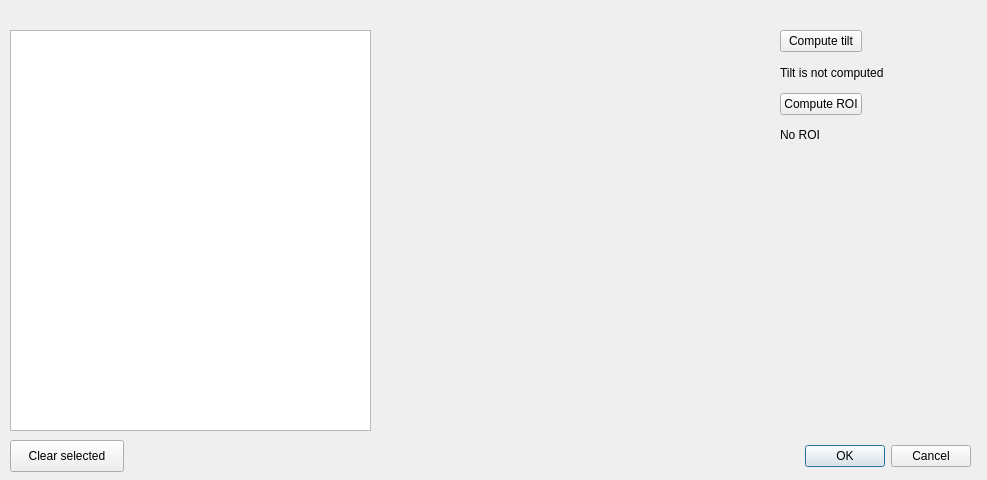
Above: src/muhrec3/viewgeometrylistdialog.ui from neutronimaging/imagingsuite before the change. Below: the same form after it.
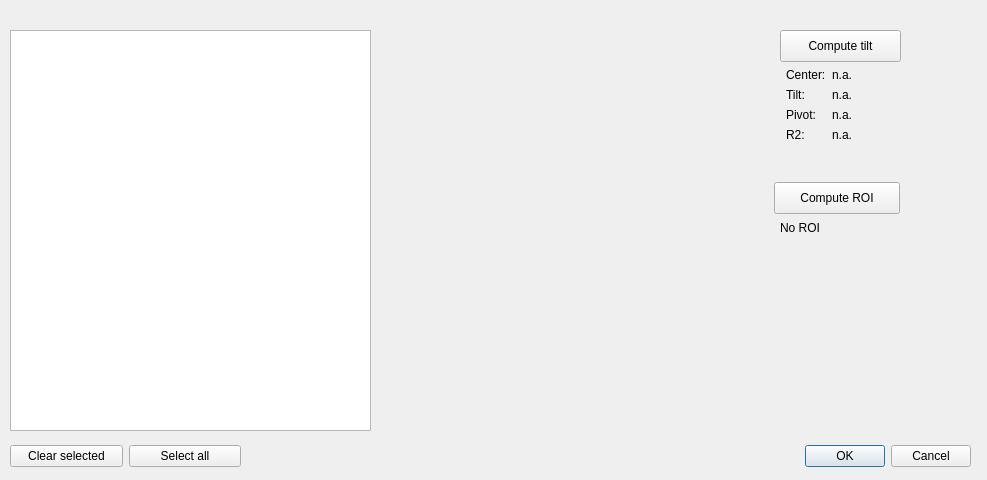
That is the form after the change. Custom widgets are drawn as their Qt base class.

Commit message: Moved geometry list from buttons to menu, short cut for add Added LS fit to the center/tilt estimate Working on the defualt module library files

Patch:
```diff
--- a/src/muhrec3/viewgeometrylistdialog.ui
+++ b/src/muhrec3/viewgeometrylistdialog.ui
@@ -49,80 +49,146 @@
     </rect>
    </property>
   </widget>
-  <widget class="QPushButton" name="buttonClearSelected">
+  <widget class="QPushButton" name="buttonMaxROI">
+   <property name="geometry">
+    <rect>
+     <x>774</x>
+     <y>182</y>
+     <width>126</width>
+     <height>32</height>
+    </rect>
+   </property>
+   <property name="text">
+    <string>Compute ROI</string>
+   </property>
+  </widget>
+  <widget class="QPushButton" name="buttonComputeTilt">
+   <property name="geometry">
+    <rect>
+     <x>780</x>
+     <y>30</y>
+     <width>121</width>
+     <height>32</height>
+    </rect>
+   </property>
+   <property name="text">
+    <string>Compute tilt</string>
+   </property>
+  </widget>
+  <widget class="QLabel" name="labelROI">
+   <property name="geometry">
+    <rect>
+     <x>780</x>
+     <y>220</y>
+     <width>44</width>
+     <height>16</height>
+    </rect>
+   </property>
+   <property name="text">
+    <string>No ROI</string>
+   </property>
+  </widget>
+  <widget class="QWidget" name="">
    <property name="geometry">
     <rect>
      <x>10</x>
      <y>440</y>
-     <width>114</width>
+     <width>231</width>
      <height>32</height>
     </rect>
    </property>
-   <property name="text">
-    <string>Clear selected</string>
-   </property>
+   <layout class="QHBoxLayout" name="horizontalLayout">
+    <item>
+     <widget class="QPushButton" name="buttonClearSelected">
+      <property name="text">
+       <string>Clear selected</string>
+      </property>
+     </widget>
+    </item>
+    <item>
+     <widget class="QPushButton" name="buttonSelectAll">
+      <property name="text">
+       <string>Select all</string>
+      </property>
+     </widget>
+    </item>
+   </layout>
   </widget>
   <widget class="QWidget" name="">
    <property name="geometry">
     <rect>
-     <x>780</x>
-     <y>30</y>
-     <width>201</width>
-     <height>119</height>
+     <x>786</x>
+     <y>68</y>
+     <width>171</width>
+     <height>90</height>
     </rect>
    </property>
-   <layout class="QGridLayout" name="gridLayout">
+   <layout class="QFormLayout" name="formLayout">
     <item row="0" column="0">
-     <widget class="QPushButton" name="buttonComputeTilt">
+     <widget class="QLabel" name="label1">
       <property name="text">
-       <string>Compute tilt</string>
+       <string>Center:</string>
       </property>
      </widget>
     </item>
     <item row="0" column="1">
-     <spacer name="horizontalSpacer_2">
-      <property name="orientation">
-       <enum>Qt::Horizontal</enum>
+     <widget class="QLabel" name="labelCenter">
+      <property name="sizePolicy">
+       <sizepolicy hsizetype="Preferred" vsizetype="Preferred">
+        <horstretch>0</horstretch>
+        <verstretch>0</verstretch>
+       </sizepolicy>
       </property>
-      <property name="sizeHint" stdset="0">
+      <property name="minimumSize">
        <size>
-        <width>58</width>
-        <height>20</height>
+        <width>50</width>
+        <height>0</height>
        </size>
       </property>
-     </spacer>
+      <property name="text">
+       <string>n.a.</string>
+      </property>
+     </widget>
     </item>
-    <item row="1" column="0" colspan="2">
+    <item row="1" column="0">
+     <widget class="QLabel" name="label2">
+      <property name="text">
+       <string>Tilt:</string>
+      </property>
+     </widget>
+    </item>
+    <item row="1" column="1">
      <widget class="QLabel" name="labelTilt">
       <property name="text">
-       <string>Tilt is not computed</string>
+       <string>n.a.</string>
       </property>
      </widget>
     </item>
     <item row="2" column="0">
-     <widget class="QPushButton" name="buttonMaxROI">
+     <widget class="QLabel" name="label3">
       <property name="text">
-       <string>Compute ROI</string>
+       <string>Pivot:</string>
       </property>
      </widget>
     </item>
     <item row="2" column="1">
-     <spacer name="horizontalSpacer">
-      <property name="orientation">
-       <enum>Qt::Horizontal</enum>
+     <widget class="QLabel" name="labelPivot">
+      <property name="text">
+       <string>n.a.</string>
       </property>
-      <property name="sizeHint" stdset="0">
-       <size>
-        <width>58</width>
-        <height>20</height>
-       </size>
+     </widget>
+    </item>
+    <item row="3" column="0">
+     <widget class="QLabel" name="label4">
+      <property name="text">
+       <string>R2:</string>
       </property>
-     </spacer>
+     </widget>
     </item>
-    <item row="3" column="0" colspan="2">
-     <widget class="QLabel" name="labelROI">
+    <item row="3" column="1">
+     <widget class="QLabel" name="labelR2">
       <property name="text">
-       <string>No ROI</string>
+       <string>n.a.</string>
       </property>
      </widget>
     </item>
```
The commit also changes 5 other files.
